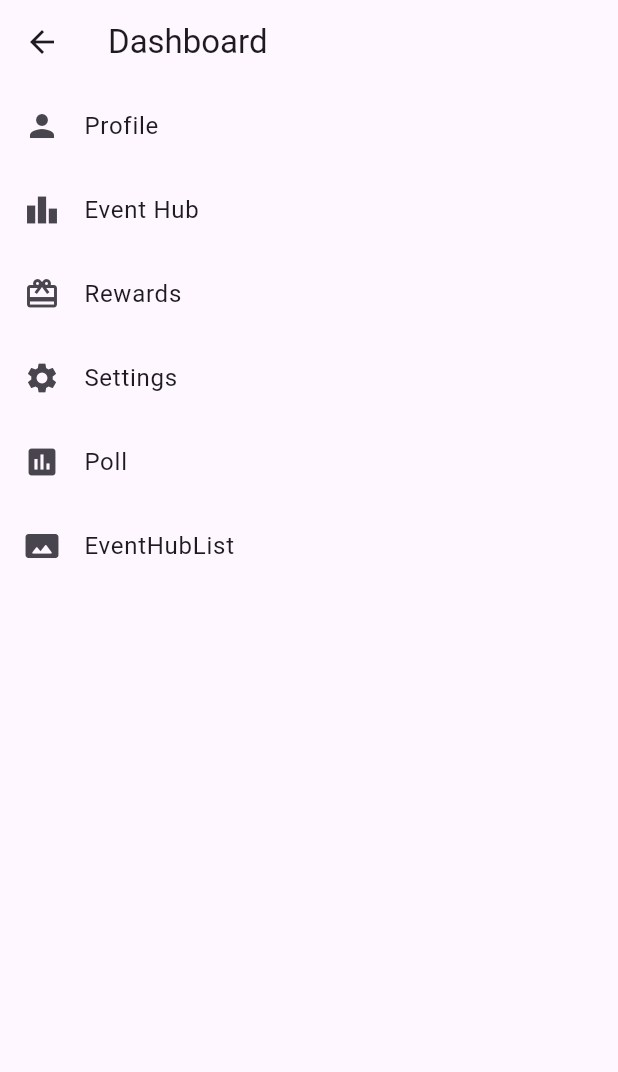
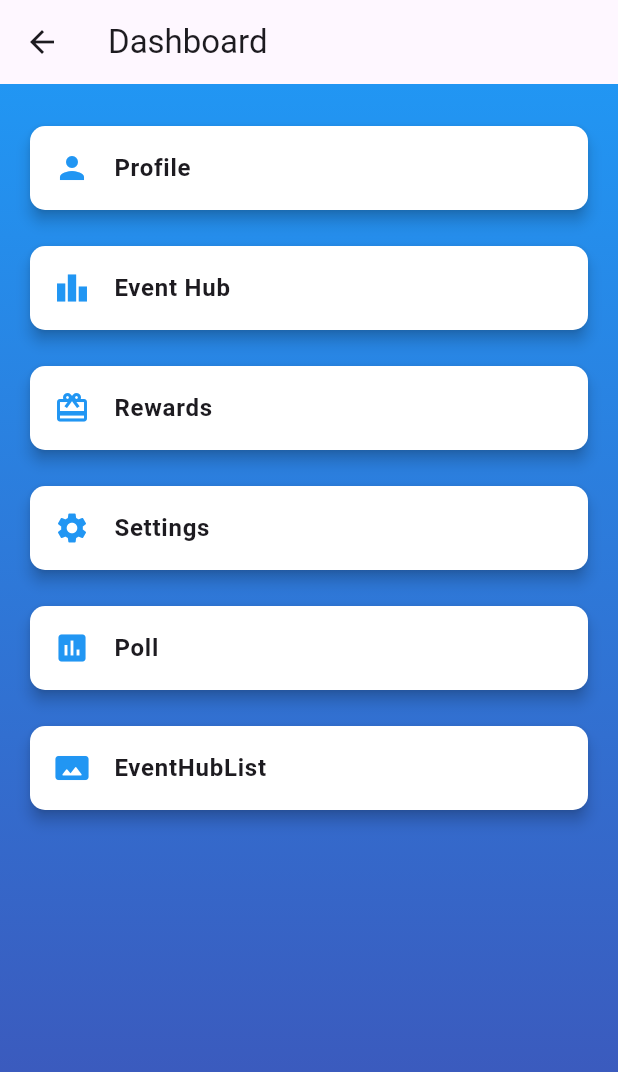
Before and after one commit to Rahanjose19/KeriVaa, a Flutter app: the screen it shows after launch, after a tap on "Admin 1", on a phone screen of 412 x 824 dp. Shown: the top 1072 px of the screen. Run offline on Flutter 3.47's test engine with Material 3 defaults, Android fonts, the phone set to English and light mode, and no system bars; our stand-ins replace flutter_dotenv, supabase, video_player; accounts and stored records are empty; network calls fail.

```diff
--- a/lib/bettingscreen.dart
+++ b/lib/bettingscreen.dart
@@ -1,45 +1,61 @@
 import 'package:bettingapp/dashboard.dart';
 import 'package:bettingapp/secondpage.dart';
-import 'package:bettingapp/player_selection_screen.dart'; // Import the necessary file
+import 'package:bettingapp/player_selection_screen.dart';
 import 'package:bettingapp/signin.dart';
 import 'package:flutter/material.dart';
 import 'package:video_player/video_player.dart';
 
-class bettingscreen extends StatefulWidget {
-  const bettingscreen({Key? key}) : super(key: key);
+class BettingScreen extends StatefulWidget {
+  const BettingScreen({Key? key}) : super(key: key);
 
   @override
-  State<bettingscreen> createState() => _bettingscreenState();
+  State<BettingScreen> createState() => _BettingScreenState();
 }
 
-class _bettingscreenState extends State<bettingscreen> {
+class _BettingScreenState extends State<BettingScreen> {
   late VideoPlayerController _controller;
 
   @override
   void initState() {
     super.initState();
-    _controller = VideoPlayerController.asset('assets/video.mp4')
-      ..initialize().then((_) {
+    _initializeVideo();
+  }
+
+  void _initializeVideo() async {
+    _controller = VideoPlayerController.asset('assets/video.mp4');
+    await _controller.initialize();
     _controller.play();
     _controller.setLooping(true);
+    if (mounted) {
       setState(() {});
-      });
+    }
   }
 
   @override
   Widget build(BuildContext context) {
     return Scaffold(
+      appBar: AppBar(
+        title: Text('Betting App'),
+        // Add additional actions or icons if needed
+      ),
       body: Stack(
         fit: StackFit.expand,
         children: [
-          // Add a widget for the video
           _controller.value.isInitialized
               ? AspectRatio(
                   aspectRatio: _controller.value.aspectRatio,
                   child: VideoPlayer(_controller),
                 )
               : Container(),
-          Center(
+          Container(
+            decoration: BoxDecoration(
+              gradient: LinearGradient(
+                begin: Alignment.topCenter,
+                end: Alignment.bottomCenter,
+                colors: [Colors.blue, Colors.indigo],
+              ),
+            ),
+            child: Center(
               child: Column(
                 mainAxisAlignment: MainAxisAlignment.center,
                 children: [
@@ -55,6 +71,9 @@ class _bettingscreenState extends State<bettingscreen> {
                         MaterialPageRoute(builder: (context) => SignInPage()),
                       );
                     },
+                    style: ElevatedButton.styleFrom(
+                      primary: Colors.green, // Set your desired primary color
+                    ),
                     child: Text('User'),
                   ),
                   SizedBox(height: 10),
@@ -66,20 +85,15 @@ class _bettingscreenState extends State<bettingscreen> {
                             builder: (context) => DashboardScreen()),
                       );
                     },
+                    style: ElevatedButton.styleFrom(
+                      primary: Colors.orange, // Set your desired primary color
+                    ),
                     child: Text('Admin 1'),
                   ),
-                ElevatedButton(
-                  onPressed: () {
-                    Navigator.push(
-                      context,
-                      MaterialPageRoute(
-                          builder: (context) => PlayerSelectionScreen()),
-                    ); // Add missing closing parenthesis here
-                  },
-                  child: Text('Player Creation'),
-                ),
+
                   // Add more betting options as needed
                 ],
+              ),
             ),
           ),
         ],
--- a/lib/dashboard.dart
+++ b/lib/dashboard.dart
@@ -23,7 +23,16 @@ class DashboardScreen extends StatelessWidget {
       appBar: AppBar(
         title: Text('Dashboard'),
       ),
-      body: ListView(
+      body: Container(
+        decoration: BoxDecoration(
+          gradient: LinearGradient(
+            begin: Alignment.topCenter,
+            end: Alignment.bottomCenter,
+            colors: [Colors.blue, Colors.indigo],
+          ),
+        ),
+        child: ListView(
+          padding: EdgeInsets.symmetric(horizontal: 16.0, vertical: 24.0),
           children: [
             DashboardItem(
               title: 'Profile',
@@ -32,6 +41,7 @@ class DashboardScreen extends StatelessWidget {
                 // Handle profile item tap
               },
             ),
+            SizedBox(height: 16.0),
             DashboardItem(
               title: 'Event Hub',
               icon: Icons.leaderboard,
@@ -42,6 +52,7 @@ class DashboardScreen extends StatelessWidget {
                 );
               },
             ),
+            SizedBox(height: 16.0),
             DashboardItem(
               title: 'Rewards',
               icon: Icons.card_giftcard,
@@ -49,6 +60,7 @@ class DashboardScreen extends StatelessWidget {
                 // Handle rewards item tap
               },
             ),
+            SizedBox(height: 16.0),
             DashboardItem(
               title: 'Settings',
               icon: Icons.settings,
@@ -56,6 +68,7 @@ class DashboardScreen extends StatelessWidget {
                 // Handle settings item tap
               },
             ),
+            SizedBox(height: 16.0),
             DashboardItem(
               title: 'Poll',
               icon: Icons.poll,
@@ -67,6 +80,7 @@ class DashboardScreen extends StatelessWidget {
                 );
               },
             ),
+            SizedBox(height: 16.0),
             DashboardItem(
               title: 'EventHubList',
               icon: Icons.panorama_rounded,
@@ -75,9 +89,10 @@ class DashboardScreen extends StatelessWidget {
                   context,
                   MaterialPageRoute(builder: (context) => EventListPage()),
                 );
-              }),
-
+              },
+            ),
           ],
+        ),
       ),
     );
   }
@@ -92,10 +107,23 @@ class DashboardItem extends StatelessWidget {
 
   @override
   Widget build(BuildContext context) {
-    return ListTile(
-      title: Text(title),
-      leading: Icon(icon),
+    return Card(
+      color: Colors.white,
+      elevation: 4.0,
+      shape: RoundedRectangleBorder(
+        borderRadius: BorderRadius.circular(10.0),
+      ),
+      child: ListTile(
+        title: Text(
+          title,
+          style: TextStyle(fontWeight: FontWeight.bold),
+        ),
+        leading: Icon(
+          icon,
+          color: Colors.blue,
+        ),
         onTap: onTap,
+      ),
     );
   }
 }
--- a/lib/main.dart
+++ b/lib/main.dart
@@ -18,7 +18,7 @@ class BettingApp extends StatelessWidget {
       theme: ThemeData(
         primarySwatch: Colors.blue,
       ),
-      home: bettingscreen(),
+      home: BettingScreen(),
     );
   }
 }
```
Also changed, not shown: lib/eventHub.dart (+34 -19 lines), lib/signin.dart (+31 -9 lines), lib/signup.dart (+32 -18 lines). Lines whose indentation alone changed are shown as unchanged.
